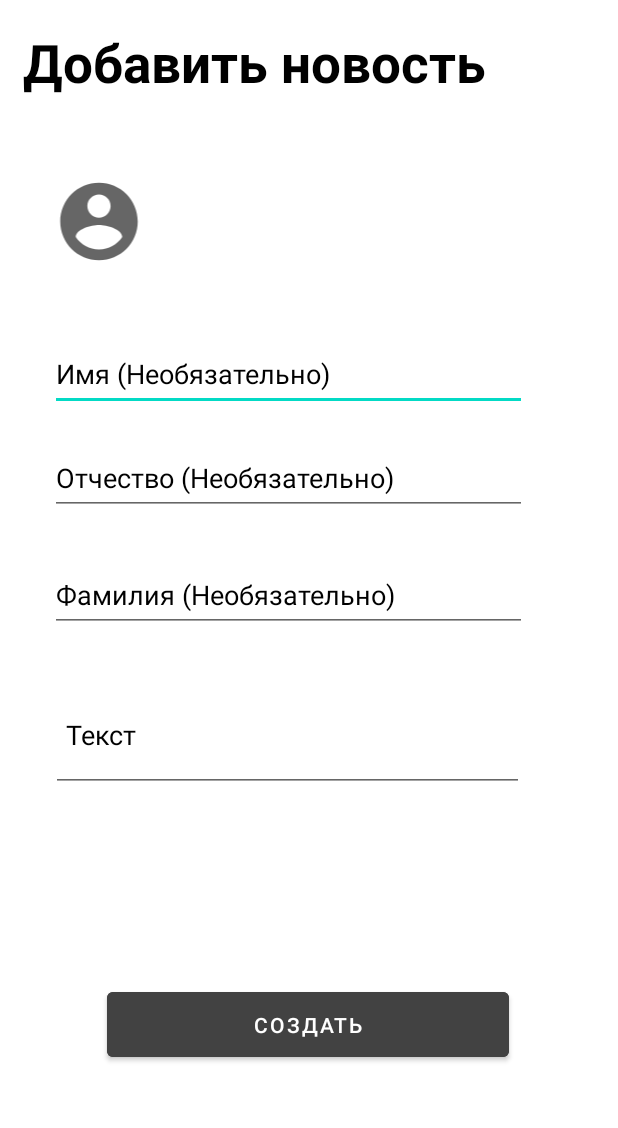
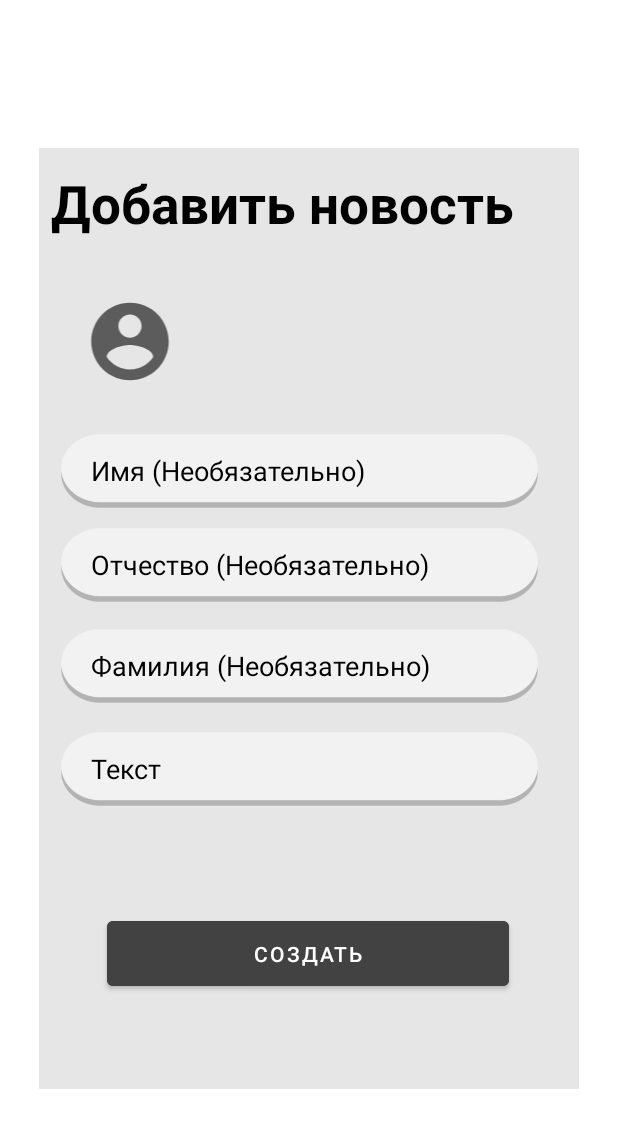
Before and after one commit to Sla1mer/it-hakaton, an Android app: the CreateNewsForAdminActivity screen opened directly, with no data from a screen before it, on a phone screen of 412 x 824 dp. Shown: the top 1128 px of the screen. Run offline under Robolectric (Android 15) with nearby library versions, the phone set to English and light mode, and no system bars.

Commit message:
little_design

```diff
--- a/app/src/main/res/layout/activity_create_news_for_admin.xml
+++ b/app/src/main/res/layout/activity_create_news_for_admin.xml
@@ -5,6 +5,15 @@
     android:layout_width="match_parent"
     android:layout_height="match_parent"
     tools:context=".Admin.CreateNewsForAdminActivity">
+
+    <androidx.constraintlayout.widget.ConstraintLayout
+        android:layout_width="360dp"
+        android:layout_height="627dp"
+        android:background="@drawable/bg"
+        app:layout_constraintBottom_toBottomOf="parent"
+        app:layout_constraintEnd_toEndOf="parent"
+        app:layout_constraintStart_toStartOf="parent"
+        app:layout_constraintTop_toTopOf="parent">
 
         <TextView
             android:id="@+id/textView6"
@@ -37,20 +46,24 @@
             android:id="@+id/name"
             android:layout_width="318dp"
             android:layout_height="49dp"
+            android:background="@drawable/editbg"
             android:hint="Имя (Необязательно)"
+            android:paddingLeft="20dp"
             android:textColorHint="#000"
             app:layout_constraintBottom_toBottomOf="parent"
             app:layout_constraintEnd_toEndOf="parent"
-        app:layout_constraintHorizontal_bias="0.354"
+            app:layout_constraintHorizontal_bias="0.357"
             app:layout_constraintStart_toStartOf="parent"
             app:layout_constraintTop_toTopOf="parent"
-        app:layout_constraintVertical_bias="0.29" />
+            app:layout_constraintVertical_bias="0.33" />
 
         <EditText
             android:id="@+id/middleName"
             android:layout_width="318dp"
             android:layout_height="49dp"
+            android:background="@drawable/editbg"
             android:hint="Отчество (Необязательно)"
+            android:paddingLeft="20dp"
             android:textColorHint="#000"
             app:layout_constraintBottom_toBottomOf="parent"
             app:layout_constraintEnd_toEndOf="parent"
@@ -63,7 +76,9 @@
             android:id="@+id/surname"
             android:layout_width="318dp"
             android:layout_height="49dp"
+            android:background="@drawable/editbg"
             android:hint="Фамилия (Необязательно)"
+            android:paddingLeft="20dp"
             android:textColorHint="#000"
             app:layout_constraintBottom_toBottomOf="parent"
             app:layout_constraintEnd_toEndOf="parent"
@@ -74,18 +89,19 @@
 
         <EditText
             android:id="@+id/description"
-        android:layout_width="315dp"
-        android:layout_height="76dp"
+            android:layout_width="318dp"
+            android:layout_height="49dp"
+            android:background="@drawable/editbg"
             android:hint="Текст"
             android:inputType="textAutoComplete"
-        android:paddingLeft="10dp"
+            android:paddingLeft="20dp"
             android:paddingTop="10dp"
             android:paddingRight="10dp"
             android:paddingBottom="10dp"
             android:textColorHint="#000"
-        app:layout_constraintHorizontal_bias="0.354"
             app:layout_constraintBottom_toBottomOf="parent"
             app:layout_constraintEnd_toEndOf="parent"
+            app:layout_constraintHorizontal_bias="0.354"
             app:layout_constraintStart_toStartOf="parent"
             app:layout_constraintTop_toBottomOf="@+id/surname"
             app:layout_constraintVertical_bias="0.093" />
@@ -104,3 +120,5 @@
             app:layout_constraintVertical_bias="0.53" />
 
     </androidx.constraintlayout.widget.ConstraintLayout>
+
+</androidx.constraintlayout.widget.ConstraintLayout>
```
Also changed, not shown: app/src/main/res/layout/activity_list_of_d_b_for_admin.xml (+15 -2 lines). Lines whose indentation alone changed are shown as unchanged.
